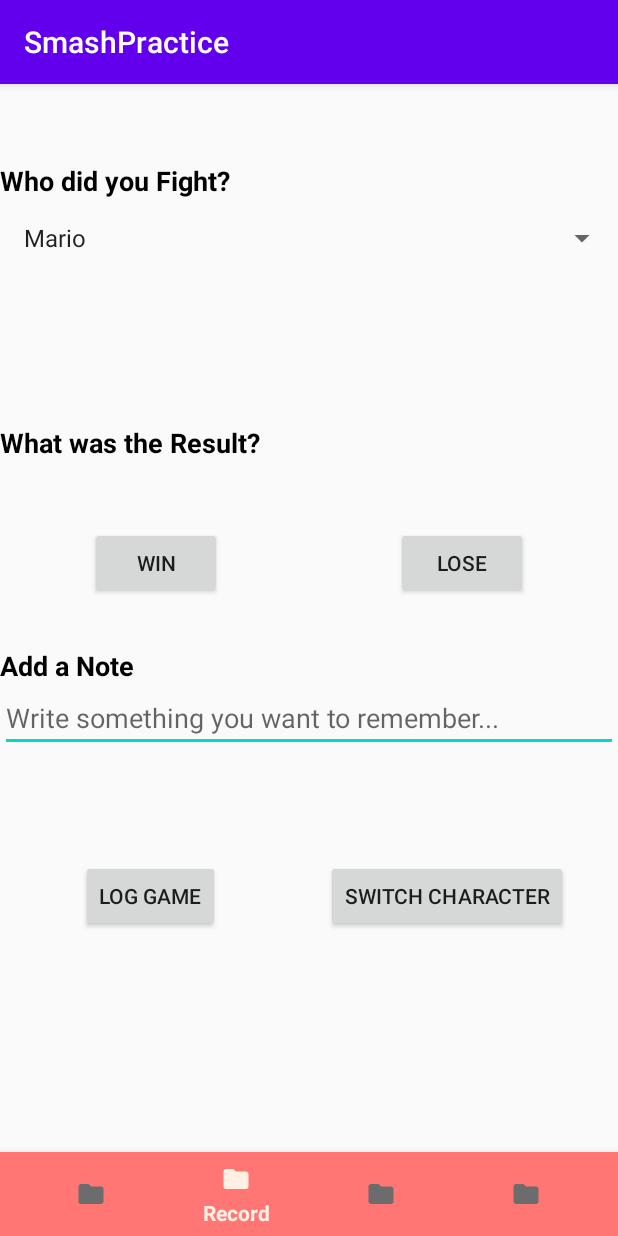
After one commit to zakhodgson1/Smashpractice, an Android app: the RecordTwoActivity screen opened directly, with no data from a screen before it, on a phone screen of 412 x 824 dp. The commit adds this screen. Run offline under Robolectric (Android 15) with nearby library versions, the phone set to English and light mode, and no system bars.

Commit message:
Templates made for record mode

```diff
--- a/app/src/main/AndroidManifest.xml
+++ b/app/src/main/AndroidManifest.xml
@@ -15,7 +15,9 @@
         android:roundIcon="@mipmap/ic_launcher_round"
         android:supportsRtl="true"
         android:theme="@style/AppTheme">
-        <activity android:name=".YTPlayerActivity"></activity>
+        <activity android:name=".RecordTwoActivity"></activity>
+        <activity android:name=".RecordOneActivity" />
+        <activity android:name=".YTPlayerActivity" />
         <activity android:name=".WatchActivity" />
         <activity android:name=".CompareResultActivity" />
         <activity android:name=".CompareActivity" />
@@ -28,6 +30,7 @@
         <activity android:name=".MainActivity">
             <intent-filter>
                 <action android:name="android.intent.action.MAIN" />
+
                 <category android:name="android.intent.category.LAUNCHER" />
             </intent-filter>
         </activity>
--- a/app/src/main/java/com/example/smashpractice/CompareActivity.java
+++ b/app/src/main/java/com/example/smashpractice/CompareActivity.java
@@ -78,7 +78,7 @@ public class CompareActivity extends AppCompatActivity {
                     case R.id.record_nav:
                         //finish();
                         startActivity(new Intent(getApplicationContext()
-                                , PlayActivity.class));
+                                , RecordOneActivity.class));
                         overridePendingTransition(0, 0);
                         return true;
 
--- a/app/src/main/java/com/example/smashpractice/PlayActivity.java
+++ b/app/src/main/java/com/example/smashpractice/PlayActivity.java
@@ -83,7 +83,7 @@ public class PlayActivity extends AppCompatActivity {
 
 
     public void openRecordActivity() {
-        Intent intent = new Intent(this, ProfileActivity.class);
+        Intent intent = new Intent(this, RecordOneActivity.class);
         startActivity(intent);
     }
 
--- /dev/null
+++ b/app/src/main/java/com/example/smashpractice/RecordTwoActivity.java
@@ -0,0 +1,87 @@
+package com.example.smashpractice;
+
+import androidx.appcompat.app.AppCompatActivity;
+
+import android.content.Intent;
+import android.os.Bundle;
+import android.view.MenuItem;
+import android.view.View;
+import android.widget.ArrayAdapter;
+import android.widget.Button;
+import android.widget.EditText;
+import android.widget.Spinner;
+
+import com.google.android.material.bottomnavigation.BottomNavigationView;
+
+public class RecordTwoActivity extends AppCompatActivity {
+
+    Spinner selectedSpinner;
+    Button winButton;
+    Button loseButton;
+    Button logButton;
+    Button switchButton;
+    EditText note;
+    String charInUse;
+
+    @Override
+    protected void onCreate(Bundle savedInstanceState) {
+        super.onCreate(savedInstanceState);
+        setContentView(R.layout.activity_recordtwo);
+
+        selectedSpinner = findViewById(R.id.selectedSpinner);
+        winButton = findViewById(R.id.winButton);
+        loseButton = findViewById(R.id.loseButton);
+        logButton = findViewById(R.id.logButton);
+        switchButton = findViewById(R.id.switchButton);
+        note = findViewById(R.id.noteBox);
+
+        ArrayAdapter<String> myAdapter = new ArrayAdapter<String>(RecordTwoActivity.this,
+                android.R.layout.simple_list_item_1, getResources().getStringArray(R.array.charNames));
+        myAdapter.setDropDownViewResource(android.R.layout.simple_spinner_dropdown_item);
+        selectedSpinner.setAdapter(myAdapter);
+
+        switchButton.setOnClickListener(new View.OnClickListener() {
+            @Override
+            public void onClick(View v) {
+                startActivity(new Intent(getApplicationContext(), RecordOneActivity.class));
+            }
+        });
+
+
+        BottomNavigationView bottomNavigationView = findViewById(R.id.bottom_navigation);
+        //Set home selected
+        bottomNavigationView.setSelectedItemId(R.id.record_nav);
+        //Perform ItemSelectedList
+        bottomNavigationView.setOnNavigationItemSelectedListener(new BottomNavigationView.OnNavigationItemSelectedListener() {
+            @Override
+            public boolean onNavigationItemSelected(@androidx.annotation.NonNull MenuItem menuItem) {
+                switch (menuItem.getItemId()) {
+                    case R.id.compare_nav:
+                        startActivity(new Intent(getApplicationContext()
+                                ,CompareActivity.class));
+                        overridePendingTransition(0,0);
+                        return true;
+                    case R.id.record_nav:
+                        //finish();
+//                        startActivity(new Intent(getApplicationContext()
+//                                , RecordOneActivity.class));
+//                        overridePendingTransition(0, 0);
+                        return true;
+                    case R.id.play_nav:
+                        // finish();
+                        startActivity(new Intent(getApplicationContext()
+                                , PlayActivity.class));
+                        overridePendingTransition(0, 0);
+                        return true;
+                    case R.id.watch_nav:
+                        //finish();
+                        startActivity(new Intent(getApplicationContext()
+                                , WatchActivity.class));
+                        overridePendingTransition(0, 0);
+                        return true;
+                }
+                return false;
+            }
+        });
+    }
+}
--- a/app/src/main/java/com/example/smashpractice/WatchActivity.java
+++ b/app/src/main/java/com/example/smashpractice/WatchActivity.java
@@ -75,7 +75,7 @@ public class WatchActivity extends AppCompatActivity {
                     case R.id.record_nav:
                         //finish();
                         startActivity(new Intent(getApplicationContext()
-                                , PlayActivity.class));
+                                , RecordOneActivity.class));
                         overridePendingTransition(0, 0);
                         return true;
 
--- a/app/src/main/java/com/example/smashpractice/YTPlayerActivity.java
+++ b/app/src/main/java/com/example/smashpractice/YTPlayerActivity.java
@@ -44,7 +44,7 @@ public class YTPlayerActivity extends AppCompatActivity {
                     case R.id.record_nav:
                         //finish();
                         startActivity(new Intent(getApplicationContext()
-                                , PlayActivity.class));
+                                , RecordOneActivity.class));
                         overridePendingTransition(0, 0);
                         return true;
 
--- /dev/null
+++ b/app/src/main/res/layout/activity_recordtwo.xml
@@ -0,0 +1,127 @@
+<?xml version="1.0" encoding="utf-8"?>
+<androidx.constraintlayout.widget.ConstraintLayout xmlns:android="http://schemas.android.com/apk/res/android"
+    xmlns:app="http://schemas.android.com/apk/res-auto"
+    xmlns:tools="http://schemas.android.com/tools"
+    android:layout_width="match_parent"
+    android:layout_height="match_parent"
+    tools:context=".RecordTwoActivity">
+
+    <TextView
+        android:id="@+id/textView9"
+        android:layout_width="0dp"
+        android:layout_height="wrap_content"
+        android:layout_marginTop="52dp"
+        android:text="Who did you Fight?"
+        android:textColor="#000000"
+        android:textSize="18sp"
+        android:textStyle="bold"
+        app:layout_constraintEnd_toEndOf="parent"
+        app:layout_constraintHorizontal_bias="0.498"
+        app:layout_constraintStart_toStartOf="parent"
+        app:layout_constraintTop_toTopOf="parent" />
+
+    <Spinner
+        android:id="@+id/selectedSpinner"
+        android:layout_width="0dp"
+        android:layout_height="wrap_content"
+        android:layout_marginTop="2dp"
+        app:layout_constraintEnd_toEndOf="@+id/textView9"
+        app:layout_constraintStart_toStartOf="@+id/textView9"
+        app:layout_constraintTop_toBottomOf="@+id/textView9" />
+
+    <TextView
+        android:id="@+id/textView11"
+        android:layout_width="0dp"
+        android:layout_height="wrap_content"
+        android:layout_marginTop="100dp"
+        android:text="What was the Result?"
+        android:textColor="#000000"
+        android:textSize="18sp"
+        android:textStyle="bold"
+        app:layout_constraintEnd_toEndOf="parent"
+        app:layout_constraintHorizontal_bias="0.498"
+        app:layout_constraintStart_toStartOf="parent"
+        app:layout_constraintTop_toBottomOf="@+id/selectedSpinner" />
+
+    <Button
+        android:id="@+id/winButton"
+        android:layout_width="wrap_content"
+        android:layout_height="wrap_content"
+        android:layout_marginStart="60dp"
+        android:layout_marginTop="44dp"
+        android:text="Win"
+        app:layout_constraintStart_toStartOf="parent"
+        app:layout_constraintTop_toBottomOf="@+id/textView11" />
+
+    <Button
+        android:id="@+id/loseButton"
+        android:layout_width="wrap_content"
+        android:layout_height="wrap_content"
+        android:layout_marginEnd="60dp"
+        android:text="Lose"
+        app:layout_constraintBottom_toBottomOf="@+id/winButton"
+        app:layout_constraintEnd_toEndOf="parent"
+        app:layout_constraintTop_toTopOf="@+id/winButton"
+        app:layout_constraintVertical_bias="0.0" />
+
+    <TextView
+        android:id="@+id/textView12"
+        android:layout_width="0dp"
+        android:layout_height="wrap_content"
+        android:layout_marginTop="32dp"
+        android:text="Add a Note"
+        android:textColor="#000000"
+        android:textSize="18sp"
+        android:textStyle="bold"
+        app:layout_constraintEnd_toEndOf="parent"
+        app:layout_constraintStart_toStartOf="parent"
+        app:layout_constraintTop_toBottomOf="@+id/winButton" />
+
+    <EditText
+        android:id="@+id/noteBox"
+        android:layout_width="0dp"
+        android:layout_height="wrap_content"
+        android:ems="10"
+        android:hint="Write something you want to remember..."
+        android:inputType="textPersonName"
+        app:layout_constraintEnd_toEndOf="parent"
+        app:layout_constraintStart_toStartOf="parent"
+        app:layout_constraintTop_toBottomOf="@+id/textView12" />
+
+    <Button
+        android:id="@+id/logButton"
+        android:layout_width="wrap_content"
+        android:layout_height="wrap_content"
+        android:layout_marginTop="72dp"
+        android:text="Log Game"
+        app:layout_constraintEnd_toEndOf="parent"
+        app:layout_constraintHorizontal_bias="0.17"
+        app:layout_constraintStart_toStartOf="parent"
+        app:layout_constraintTop_toBottomOf="@+id/noteBox" />
+
+    <Button
+        android:id="@+id/switchButton"
+        android:layout_width="wrap_content"
+        android:layout_height="wrap_content"
+        android:text="Switch Character"
+        app:layout_constraintBottom_toBottomOf="@+id/logButton"
+        app:layout_constraintEnd_toEndOf="parent"
+        app:layout_constraintHorizontal_bias="0.678"
+        app:layout_constraintStart_toEndOf="@+id/logButton"
+        app:layout_constraintTop_toTopOf="@+id/logButton"
+        app:layout_constraintVertical_bias="0.0" />
+
+    <com.google.android.material.bottomnavigation.BottomNavigationView
+        android:id="@+id/bottom_navigation"
+        android:layout_width="match_parent"
+        android:layout_height="wrap_content"
+        android:layout_alignParentBottom="true"
+        android:background="@color/redTheme"
+        app:itemIconSize="20dp"
+        app:itemIconTint="@drawable/selector"
+        app:itemTextColor="@drawable/selector"
+        app:layout_constraintBottom_toBottomOf="parent"
+        app:layout_constraintEnd_toEndOf="parent"
+        app:layout_constraintStart_toStartOf="parent"
+        app:menu="@menu/menu_navigation" />
+</androidx.constraintlayout.widget.ConstraintLayout>
```
Also changed, not shown: app/src/main/java/com/example/smashpractice/RecordOneActivity.java (added, +77 -0 lines), app/src/main/res/layout/activity_recordone.xml (added, +65 -0 lines).
